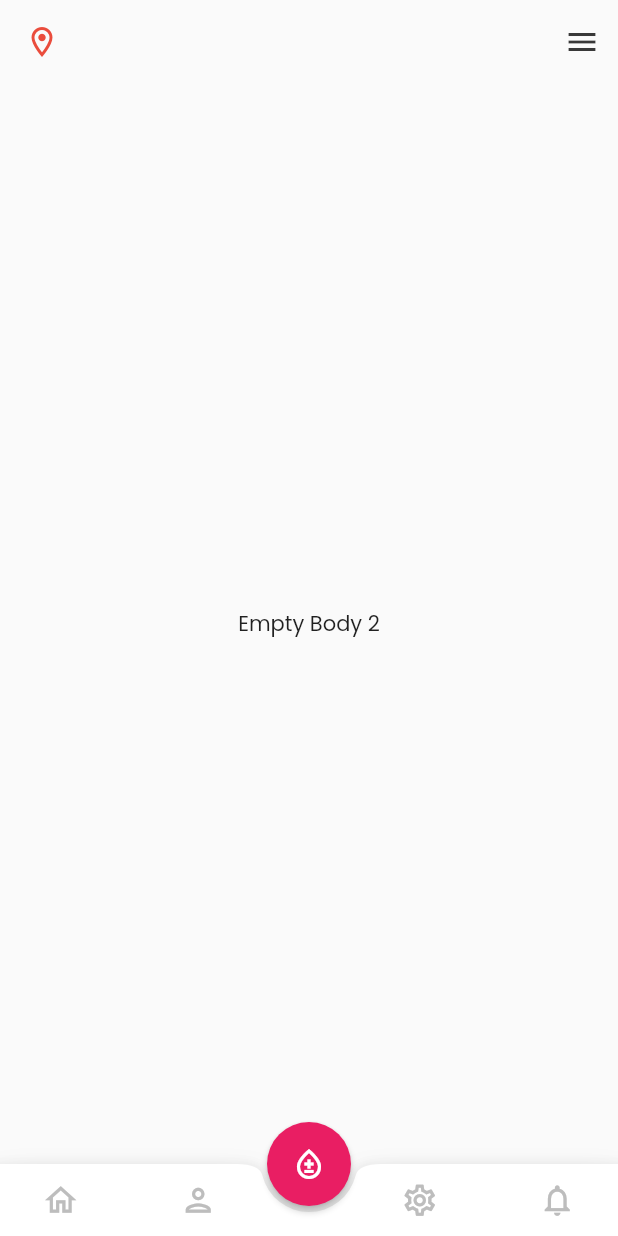
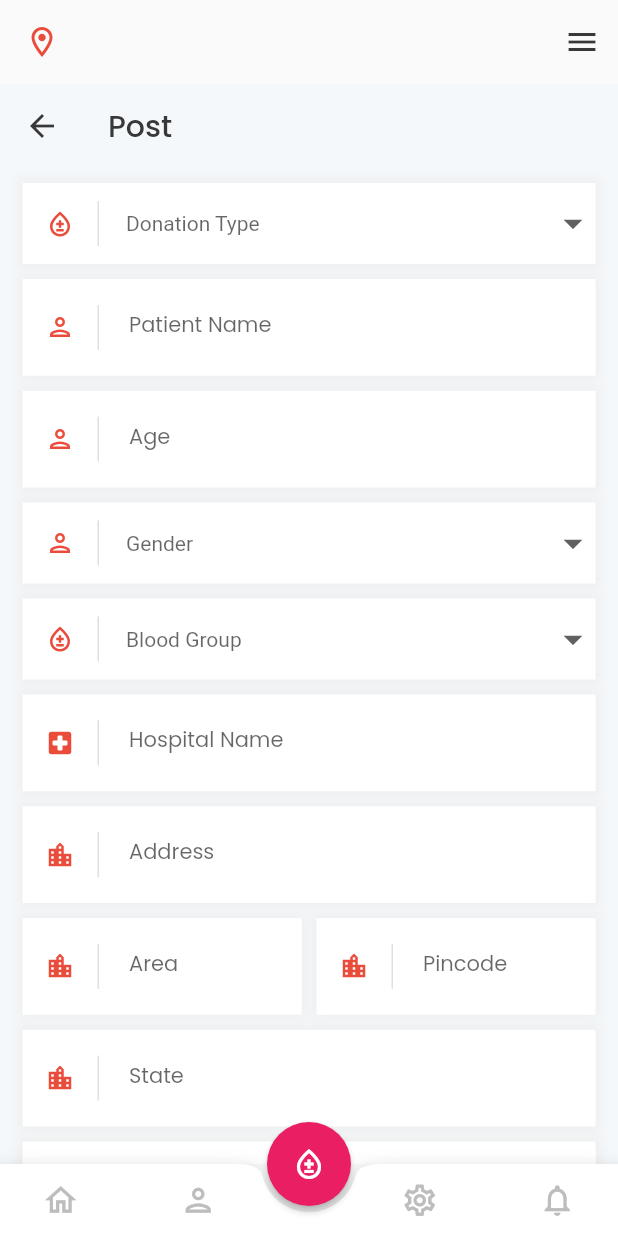
Before and after one commit to nagendrainvweb/connectingLife, a Flutter app: the DashboardPage screen opened by its route, swiped to page 3, on a phone screen of 412 x 824 dp. Run offline on Flutter 3.47's test engine with Material 2 defaults, Android fonts, the phone set to English and light mode, and no system bars; our stand-ins replace get_it, google_fonts, introduction_screen, stacked, stacked_services; accounts and stored records are empty.

Commit message:
profile done

```diff
--- a/clife/lib/screens/dashboard/dashboard_page.dart
+++ b/clife/lib/screens/dashboard/dashboard_page.dart
@@ -1,5 +1,6 @@
-
 import 'package:clife/screens/dashboard/home_widget.dart';
+import 'package:clife/screens/dashboard/profile_widget.dart';
+import 'package:clife/screens/post/post_page.dart';
 import 'package:clife/util/app_color.dart';
 import 'package:clife/util/utility.dart';
 import 'package:flutter/cupertino.dart';
@@ -14,7 +15,7 @@ class DashboardPage extends StatefulWidget {
 
 class _DashboardPageState extends State<DashboardPage> {
   PageController _myPage = PageController(initialPage: 0);
-   int _currentPage=0;
+  int _currentPage = 0;
   @override
   Widget build(BuildContext context) {
     return Scaffold(
@@ -53,8 +54,13 @@ class _DashboardPageState extends State<DashboardPage> {
           });
         },
         tooltip: 'Increment',
+        child: InkWell(
+          onTap: () {
+            Utility.pushToNext(context, PostPage());
+          },
           child: Icon(
             Icons.bloodtype_outlined,
+          ),
         ),
         elevation: 2.0,
       ),
@@ -71,7 +77,9 @@ class _DashboardPageState extends State<DashboardPage> {
               padding: EdgeInsets.only(left: 28.0),
               icon: Icon(
                 Icons.home_outlined,
-                color: _currentPage == 0?AppColors.mainColor:AppColors.greyColor,
+                color: _currentPage == 0
+                    ? AppColors.mainColor
+                    : AppColors.greyColor,
               ),
               onPressed: () {
                 setState(() {
@@ -84,21 +92,25 @@ class _DashboardPageState extends State<DashboardPage> {
               padding: EdgeInsets.only(right: 28.0),
               icon: Icon(
                 Icons.person_outlined,
-                color: _currentPage == 1?AppColors.mainColor:AppColors.greyColor,
+                color: _currentPage == 1
+                    ? AppColors.mainColor
+                    : AppColors.greyColor,
               ),
               onPressed: () {
+                Utility.pushToNext(context, ProfileWidget());
                 setState(() {
                   _myPage.jumpToPage(1);
                 });
               },
             ),
-
             IconButton(
               iconSize: 25.0,
               padding: EdgeInsets.only(left: 28.0),
               icon: Icon(
                 Icons.settings_outlined,
-                color: _currentPage == 3?AppColors.mainColor:AppColors.greyColor,
+                color: _currentPage == 3
+                    ? AppColors.mainColor
+                    : AppColors.greyColor,
               ),
               onPressed: () {
                 setState(() {
@@ -111,7 +123,9 @@ class _DashboardPageState extends State<DashboardPage> {
               padding: EdgeInsets.only(right: 28.0),
               icon: Icon(
                 Icons.notifications_outlined,
-                color: _currentPage== 4?AppColors.mainColor:AppColors.greyColor,
+                color: _currentPage == 4
+                    ? AppColors.mainColor
+                    : AppColors.greyColor,
               ),
               onPressed: () {
                 setState(() {
@@ -126,7 +140,7 @@ class _DashboardPageState extends State<DashboardPage> {
         controller: _myPage,
         onPageChanged: (int) {
           setState(() {
-            _currentPage=int;
+            _currentPage = int;
           });
         },
         children: <Widget>[
@@ -137,12 +151,12 @@ class _DashboardPageState extends State<DashboardPage> {
           ),
           Center(
             child: Container(
-              child: Text('Empty Body 1'),
+              child: ProfileWidget(),
             ),
           ),
           Center(
             child: Container(
-              child: Text('Empty Body 2'),
+              child: PostPage(),
             ),
           ),
           Center(
@@ -156,7 +170,7 @@ class _DashboardPageState extends State<DashboardPage> {
             ),
           ),
         ],
-        physics:NeverScrollableScrollPhysics(),
+        physics: NeverScrollableScrollPhysics(),
       ),
     );
   }
--- /dev/null
+++ b/clife/lib/screens/dashboard/profile_widget.dart
@@ -0,0 +1,134 @@
+import 'package:clife/util/app_color.dart';
+import 'package:flutter/material.dart';
+
+class ProfileWidget extends StatelessWidget {
+
+
+  @override
+  Widget build(BuildContext context) {
+    return SingleChildScrollView(
+      child: Column(
+        children: [
+          SizedBox(
+            height: 20,
+          ),
+          Container(
+            height: 140,
+            width: 140,
+            child: CircleAvatar(
+                // child: SvgPicture.asset(AppImages.profile,height: 120,width: 120,),
+                ),
+          ),
+          SizedBox(
+            height: 30,
+          ),
+          Container(
+            padding: const EdgeInsets.symmetric(horizontal: 20),
+            child: Column(
+              children: [
+                ProfileTile(
+                  text: "Profile",
+                  iconData: Icons.person_outline_outlined,
+                  onClick: () {
+                    // Utility.pushToNext(context, UpdateProfile());
+                  },
+                ),
+                SizedBox(
+                  height: 15,
+                ),
+                ProfileTile(
+                  text: "Address",
+                  iconData: Icons.location_city_outlined,
+                  onClick: () {
+                    // Utility.pushToNext(context, AddressPage());
+                  },
+                ),
+                SizedBox(
+                  height: 15,
+                ),
+                ProfileTile(
+                  text: "Blood Group",
+                  iconData: Icons.insert_drive_file_outlined,
+                  onClick: () {
+                    // Utility.pushToNext(context, DocumentPage());
+                  },
+                ),
+                SizedBox(
+                  height: 15,
+                ),
+                ProfileTile(
+                  text: "Other Details",
+                  iconData: Icons.checklist_outlined,
+                  onClick: () {
+                    // Utility.pushToNext(context, OtherDetails());
+                  },
+                ),
+                SizedBox(
+                  height: 15,
+                ),
+                ProfileTile(
+                  text: "Change Password",
+                  iconData: Icons.lock_open_outlined,
+                  onClick: () {
+                    // _showChangePasswordSheet();
+                  },
+                ),
+                SizedBox(
+                  height: 15,
+                ),
+              ],
+            ),
+          )
+        ],
+      ),
+    );
+  }
+}
+class ProfileTile extends StatelessWidget {
+  const ProfileTile({
+    Key key,
+    this.text,
+    this.iconData,
+    this.onClick,
+  }) : super(key: key);
+  final String text;
+  final IconData iconData;
+  final Function onClick;
+
+  @override
+  Widget build(BuildContext context) {
+    return Container(
+      child: InkWell(
+        onTap: onClick,
+        child: Container(
+          decoration: BoxDecoration(
+              borderRadius: BorderRadius.circular(12),
+              border: Border.all(color: AppColors.grey500, width: 1)),
+          padding: const EdgeInsets.symmetric(horizontal: 15, vertical: 15),
+          child: Row(
+            children: [
+              Icon(
+                iconData,
+                color: AppColors.grey600,
+              ),
+              SizedBox(
+                width: 12,
+              ),
+              Expanded(
+                  child: Text(
+                text,
+                textScaleFactor: 1.1,
+                style: TextStyle(
+                    color: AppColors.grey700, fontWeight: FontWeight.bold),
+              )),
+              Icon(
+                Icons.chevron_right_outlined,
+                color: AppColors.grey600,
+              )
+            ],
+          ),
+        ),
+      ),
+    );
+  }
+}
--- /dev/null
+++ b/clife/lib/screens/post/post_page.dart
@@ -0,0 +1,378 @@
+import 'package:clife/app_widget/app_textfield.dart';
+import 'package:clife/app_widget/button_widget.dart';
+import 'package:clife/screens/post/post_view_model.dart';
+import 'package:clife/screens/register_page/register_page.dart';
+import 'package:clife/util/app_color.dart';
+import 'package:flutter/material.dart';
+import 'package:stacked/stacked.dart';
+
+class PostPage extends StatefulWidget {
+  const PostPage({Key key}) : super(key: key);
+
+  @override
+  _PostPageState createState() => _PostPageState();
+}
+
+class _PostPageState extends State<PostPage> {
+  String _dropDownValue;
+  String _genderValue;
+  String _donationTypeValue;
+  @override
+  Widget build(BuildContext context) {
+    return ViewModelBuilder<PostViewModel>.reactive(
+      viewModelBuilder: () => PostViewModel(),
+      builder: (_, model, child) => Scaffold(
+        backgroundColor: AppColors.backgroundColor,
+        appBar: AppBar(
+          brightness: Brightness.light,
+          iconTheme: IconThemeData(
+            color: AppColors.textColor,
+          ),
+          title: Text(
+            "Post",
+            style: TextStyle(color: AppColors.textColor),
+          ),
+          backgroundColor: Colors.transparent,
+          elevation: 0,
+        ),
+        body: SingleChildScrollView(
+          child: Container(
+            margin: EdgeInsets.symmetric(
+              horizontal: 15,
+              vertical: 10,
+            ),
+            child: Column(
+              children: [
+                Container(
+                  decoration:
+                      BoxDecoration(color: AppColors.whiteColor, boxShadow: [
+                    BoxShadow(
+                        color: AppColors.grey200,
+                        blurRadius: 5.0,
+                        spreadRadius: 3.0),
+                  ]),
+                  padding: const EdgeInsets.symmetric(
+                      //  horizontal: 10,
+                      vertical: 3),
+                  child: Row(
+                    children: [
+                      Container(
+                        padding: const EdgeInsets.symmetric(horizontal: 15.0),
+                        child: Icon(
+                          Icons.bloodtype_outlined,
+                          color: AppColors.mainColor,
+                          size: 20,
+                        ),
+                      ),
+                      Container(
+                        height: 30,
+                        width: 1,
+                        color: AppColors.grey300,
+                      ),
+                      const SizedBox(
+                        width: 18,
+                      ),
+                      Expanded(
+                        child: DropdownButton(
+                          hint: _donationTypeValue == null
+                              ? Text('Donation Type')
+                              : Text(
+                                  _donationTypeValue,
+                                  style: TextStyle(color: AppColors.mainColor),
+                                ),
+                          isExpanded: true,
+                          underline: Container(),
+                          iconSize: 30.0,
+                          style: TextStyle(color: AppColors.mainColor),
+                          items: [
+                           'Blood',
+                           'Platelete',
+                           'Plasma',
+                          ].map(
+                            (val) {
+                              return DropdownMenuItem<String>(
+                                value: val,
+                                child: Text(val),
+                              );
+                            },
+                          ).toList(),
+                          onChanged: (val) {
+                            setState(
+                              () {
+                                _donationTypeValue = val;
+                              },
+                            );
+                          },
+                        ),
+                      ),
+                    ],
+                  ),
+                ),
+                SizedBox(height: 10,),
+                AppTextfield(
+                  controller: model.nameController,
+                  icon: Icons.person_outlined,
+                  hint: "Patient Name",
+                  keyboardType: TextInputType.name,
+                  obsecure: false,
+                ),
+                SizedBox(
+                  height: 10,
+                ),
+                AppTextfield(
+                  controller: model.ageController,
+                  icon: Icons.person_outlined,
+                  hint: "Age",
+                  keyboardType: TextInputType.number,
+                  obsecure: false,
+                ),
+                SizedBox(
+                  height: 10,
+                ),
+                Container(
+                  decoration:
+                      BoxDecoration(color: AppColors.whiteColor, boxShadow: [
+                    BoxShadow(
+                        color: AppColors.grey200,
+                        blurRadius: 5.0,
+                        spreadRadius: 3.0),
+                  ]),
+                  padding: const EdgeInsets.symmetric(
+                      //  horizontal: 10,
+                      vertical: 3),
+                  child: Row(
+                    children: [
+                      Container(
+                        padding: const EdgeInsets.symmetric(horizontal: 15.0),
+                        child: Icon(
+                          Icons.person_outlined,
+                          color: AppColors.mainColor,
+                          size: 20,
+                        ),
+                      ),
+                      Container(
+                        height: 30,
+                        width: 1,
+                        color: AppColors.grey300,
+                      ),
+                      const SizedBox(
+                        width: 18,
+                      ),
+                      Expanded(
+                        child: DropdownButton(
+                          hint: _genderValue == null
+                              ? Text('Gender')
+                              : Text(
+                                  _genderValue,
+                                  style: TextStyle(color: AppColors.mainColor),
+                                ),
+                          isExpanded: true,
+                          underline: Container(),
+                          iconSize: 30.0,
+                          style: TextStyle(color: AppColors.mainColor),
+                          items: ['Male', 'female'].map(
+                            (val) {
+                              return DropdownMenuItem<String>(
+                                value: val,
+                                child: Text(val),
+                              );
+                            },
+                          ).toList(),
+                          onChanged: (val) {
+                            setState(
+                              () {
+                                _genderValue = val;
+                              },
+                            );
+                          },
+                        ),
+                      ),
+                    ],
+                  ),
+                ),
+                SizedBox(
+                  height: 10,
+                ),
+                Container(
+                  decoration:
+                      BoxDecoration(color: AppColors.whiteColor, boxShadow: [
+                    BoxShadow(
+                        color: AppColors.grey200,
+                        blurRadius: 5.0,
+                        spreadRadius: 3.0),
+                  ]),
+                  padding: const EdgeInsets.symmetric(
+                      //  horizontal: 10,
+                      vertical: 3),
+                  child: Row(
+                    children: [
+                      Container(
+                        padding: const EdgeInsets.symmetric(horizontal: 15.0),
+                        child: Icon(
+                          Icons.bloodtype_outlined,
+                          color: AppColors.mainColor,
+                          size: 20,
+                        ),
+                      ),
+                      Container(
+                        height: 30,
+                        width: 1,
+                        color: AppColors.grey300,
+                      ),
+                      const SizedBox(
+                        width: 18,
+                      ),
+                      Expanded(
+                        child: DropdownButton(
+                          hint: _dropDownValue == null
+                              ? Text('Blood Group')
+                              : Text(
+                                  _dropDownValue,
+                                  style: TextStyle(color: AppColors.mainColor),
+                                ),
+                          isExpanded: true,
+                          underline: Container(),
+                          iconSize: 30.0,
+                          style: TextStyle(color: AppColors.mainColor),
+                          items: [
+                            'A Positive (A+)',
+                            'O Positive (O)+',
+                            'B Positive (B+)',
+                            'AB Positive (AB+)',
+                            'A Negative (A-)',
+                            'O Negative (O-)',
+                            'B Negative (B-)',
+                            'AB Negative (AB-)',
+                          ].map(
+                            (val) {
+                              return DropdownMenuItem<String>(
+                                value: val,
+                                child: Text(val),
+                              );
+                            },
+                          ).toList(),
+                          onChanged: (val) {
+                            setState(
+                              () {
+                                _dropDownValue = val;
+                              },
+                            );
+                          },
+                        ),
+                      ),
+                    ],
+                  ),
+                ),
+                SizedBox(
+                  height: 10,
+                ),
+                AppTextfield(
+                  controller: model.hospitalNameController,
+                  icon: Icons.local_hospital_rounded,
+                  hint: "Hospital Name",
+                  keyboardType: TextInputType.name,
+                  obsecure: false,
+                ),
+                SizedBox(
+                  height: 10,
+                ),
+                AppTextfield(
+                  controller: model.addressController,
+                  icon: Icons.location_city_outlined,
+                  hint: "Address",
+                  keyboardType: TextInputType.name,
+                  obsecure: false,
+                ),
+                SizedBox(
+                  height: 10,
+                ),
+                Row(
+                  children: [
+                    Expanded(
+                      child: AppTextfield(
+                        controller: model.areaController,
+                        icon: Icons.location_city_outlined,
+                        hint: "Area",
+                        keyboardType: TextInputType.name,
+                        obsecure: false,
+                      ),
+                    ),
+                    SizedBox(
+                      width: 10,
+                    ),
+                    Expanded(
+                      child: AppTextfield(
+                        controller: model.pincodeController,
+                        icon: Icons.location_city_outlined,
+                        hint: "Pincode",
+                        keyboardType: TextInputType.number,
+                        obsecure: false,
+                      ),
+                    ),
+                  ],
+                ),
+                SizedBox(
+                  height: 10,
+                ),
+                AppTextfield(
+                  controller: model.stateController,
+                  icon: Icons.location_city_outlined,
+                  hint: "State",
+                  keyboardType: TextInputType.name,
+                  obsecure: false,
+                ),
+                SizedBox(
+                  height: 10,
+                ),
+                AppTextfield(
+                  controller: model.countryController,
+                  icon: Icons.location_city_outlined,
+                  hint: "Country",
+                  keyboardType: TextInputType.name,
+                  obsecure: false,
+                ),
+                SizedBox(
+                  height: 10,
+                ),
+                AppTextfield(
+                  controller:model.contactPersonController,
+                  icon: Icons.person_outlined,
+                  hint: "Contact Person Name",
+                  keyboardType: TextInputType.name,
+                  obsecure: false,
+                ),
+                SizedBox(
+                  height: 10,
+                ),
+                AppTextfield(
+                  controller: model.contactPersonMobileController,
+                  icon: Icons.contact_phone_outlined,
+                  hint: "Contact Person Mobile",
+                  keyboardType: TextInputType.name,
+                  obsecure: false,
+                ),
+                SizedBox(
+                  height: 10,
+                ),
+                AppTextfield(
+                  controller: model.messageController,
+                  icon: Icons.message_outlined,
+                  hint: "Message",
+                  keyboardType: TextInputType.name,
+                  obsecure: false,
+                ),
+                SizedBox(height: 10,),
+                ButtonView(
+                  buttonText: "Submit",
+                  color: AppColors.mainColor,
+                  textColor: AppColors.whiteColor,
+                  onPressed: (){},
+                ),
+              ],
+            ),
+          ),
+        ),
+      ),
+    );
+  }
+}
--- /dev/null
+++ b/clife/lib/screens/post/post_view_model.dart
@@ -0,0 +1,16 @@
+import 'package:clife/app/app_helper.dart';
+import 'package:flutter/cupertino.dart';
+
+class PostViewModel extends ChangeNotifier with AppHelper {
+  final nameController = TextEditingController();
+  final ageController = TextEditingController();
+  final hospitalNameController = TextEditingController();
+  final addressController = TextEditingController();
+  final areaController = TextEditingController();
+  final pincodeController = TextEditingController();
+  final stateController = TextEditingController();
+  final countryController = TextEditingController();
+  final contactPersonController = TextEditingController();
+  final contactPersonMobileController = TextEditingController();
+  final messageController = TextEditingController();
+}
--- /dev/null
+++ b/clife/lib/screens/profile_page/update_profile.dart
@@ -0,0 +1,26 @@
+import 'package:flutter/material.dart';
+
+class UpdateProfile extends StatelessWidget {
+  const UpdateProfile({Key key}) : super(key: key);
+
+  @override
+  Widget build(BuildContext context) {
+    return Container(
+      child: Expanded(
+        child: SingleChildScrollView(
+          child: Column(
+            children: [
+              Container(
+                height: 140,
+                width: 140,
+                child: CircleAvatar(
+                    // child: SvgPicture.asset(AppImages.profile,height: 120,width: 120,),
+                    ),
+              ),
+            ],
+          ),
+        ),
+      ),
+    );
+  }
+}
--- a/clife/pubspec.yaml
+++ b/clife/pubspec.yaml
@@ -86,6 +86,7 @@ flutter:
   assets:
     - assets/logo.png
     - assets/intro.jpg
+    - assets/avator_man.svg
 
   # An image asset can refer to one or more resolution-specific "variants", see
   # https://flutter.dev/assets-and-images/#resolution-aware.
```
Lines whose indentation alone changed are shown as unchanged.
